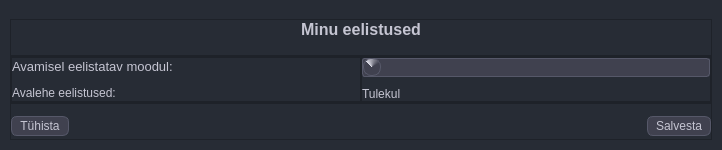
The window that mailabl-qgis/config/confWidgets/UserSetup.ui (TuloliKalver/mailabl-qgis) describes before a commit, drawn with Qt 5.
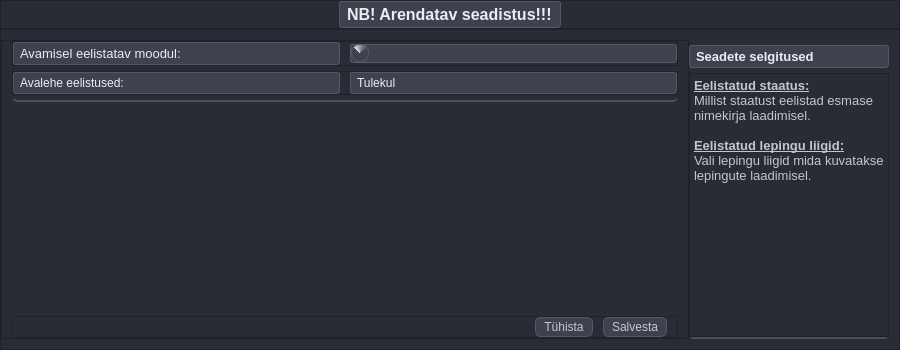
The same window after the commit. Icons and pictures are not drawn.

Commit message: User settings standardised - button not connected

The edit to the form file:
```diff
--- a/mailabl-qgis/config/confWidgets/UserSetup.ui
+++ b/mailabl-qgis/config/confWidgets/UserSetup.ui
@@ -1,13 +1,13 @@
 <?xml version="1.0" encoding="UTF-8"?>
 <ui version="4.0">
- <class>Dialog</class>
- <widget class="QDialog" name="Dialog">
+ <class>UserSettings</class>
+ <widget class="QDialog" name="UserSettings">
   <property name="geometry">
    <rect>
     <x>0</x>
     <y>0</y>
-    <width>722</width>
-    <height>150</height>
+    <width>900</width>
+    <height>350</height>
    </rect>
   </property>
   <property name="sizePolicy">
@@ -16,26 +16,33 @@
     <verstretch>0</verstretch>
    </sizepolicy>
   </property>
+  <property name="minimumSize">
+   <size>
+    <width>900</width>
+    <height>350</height>
+   </size>
+  </property>
+  <property name="maximumSize">
+   <size>
+    <width>900</width>
+    <height>350</height>
+   </size>
+  </property>
   <property name="windowTitle">
    <string>Kasutaja eelistused</string>
   </property>
   <property name="styleSheet">
-   <string notr="true">/*üleüldine taust ja toonid*/
-/*--gray-0: #fff;
-    --gray-50: #f7f7f8;
-    --gray-100: #ececf1;
-    --gray-200: #d9d9e3;
-    --gray-300: #c5c5d2;
-    --gray-400: #acacbe;
-    --gray-500: #8e8ea0;
-    --gray-600: #565869;
-    --gray-700: #40414f;
-    --gray-800: #343541;
-    --gray-900: #202123;
-    --gray-950: #050509;
-*/
+   <string notr="true">
 
-/*style the combobox itself*/
+#fHelpMenu, 
+#fSettingsPreferrences
+{
+   border: 2px solid #4d4d5b;    /*Same border style as QLineEdit */
+    border-radius: 5px;
+	border-top: none;
+    border-left: none;
+    border-right: none;
+}
 
 
 QWidget{
@@ -98,23 +105,52 @@
 	
 }
 
+QLabel {
+    background-color: #40414f;
+    color: #ececf1;
+    border: 1px solid #565869;
+    border-radius: 3px;
+    padding: 3px;
+}
+
+QLineEdit {
+    background-color: #35363f;  /* Lighter background color */
+    color: #ececf1;
+    /*border: 1px solid #4d4d5b;  Thinner border with a different color */
+    border-radius: 5px;
+    padding: 4px;
+}
+
+QLineEdit:hover {
+    background-color: #3d3e47;  /* Slightly darker background color on hover */
+}
+
+/* Remove top and side borders */
+QLineEdit {
+    border-top: none;
+    border-left: none;
+    border-right: none;
+}
+
+
+
 </string>
   </property>
-  <layout class="QVBoxLayout" name="verticalLayout_2">
+  <layout class="QVBoxLayout" name="verticalLayout_4">
    <property name="spacing">
     <number>0</number>
    </property>
    <property name="leftMargin">
-    <number>10</number>
+    <number>0</number>
    </property>
    <property name="topMargin">
-    <number>19</number>
+    <number>0</number>
    </property>
    <property name="rightMargin">
-    <number>10</number>
+    <number>0</number>
    </property>
    <property name="bottomMargin">
-    <number>10</number>
+    <number>0</number>
    </property>
    <item>
     <widget class="QFrame" name="f_Label">
@@ -151,7 +187,7 @@
          </font>
         </property>
         <property name="text">
-         <string>Minu eelistused</string>
+         <string>NB! Arendatav seadistus!!!</string>
         </property>
        </widget>
       </item>
@@ -159,14 +195,20 @@
     </widget>
    </item>
    <item>
-    <widget class="QFrame" name="f_Main">
+    <widget class="QFrame" name="fContent">
+     <property name="minimumSize">
+      <size>
+       <width>0</width>
+       <height>100</height>
+      </size>
+     </property>
      <property name="frameShape">
       <enum>QFrame::StyledPanel</enum>
      </property>
      <property name="frameShadow">
       <enum>QFrame::Raised</enum>
      </property>
-     <layout class="QHBoxLayout" name="horizontalLayout_2">
+     <layout class="QHBoxLayout" name="horizontalLayout_6">
       <property name="spacing">
        <number>0</number>
       </property>
@@ -174,24 +216,75 @@
        <number>0</number>
       </property>
       <property name="topMargin">
-       <number>0</number>
+       <number>10</number>
       </property>
       <property name="rightMargin">
+       <number>10</number>
+      </property>
+      <property name="bottomMargin">
+       <number>10</number>
+      </property>
+      <item>
+       <widget class="QFrame" name="fSettingsMain">
+        <property name="frameShape">
+         <enum>QFrame::StyledPanel</enum>
+        </property>
+        <property name="frameShadow">
+         <enum>QFrame::Raised</enum>
+        </property>
+        <layout class="QVBoxLayout" name="verticalLayout_2">
+         <property name="spacing">
+          <number>10</number>
+         </property>
+         <property name="leftMargin">
+          <number>10</number>
+         </property>
+         <property name="topMargin">
        <number>0</number>
       </property>
+         <property name="rightMargin">
+          <number>10</number>
+         </property>
       <property name="bottomMargin">
        <number>0</number>
       </property>
       <item>
-       <widget class="QFrame" name="SubFrame_labels">
+          <widget class="QFrame" name="fSettingsPreferrences">
+           <property name="styleSheet">
+            <string notr="true"/>
+           </property>
         <property name="frameShape">
          <enum>QFrame::StyledPanel</enum>
         </property>
         <property name="frameShadow">
          <enum>QFrame::Raised</enum>
         </property>
-        <layout class="QVBoxLayout" name="verticalLayout_47">
+           <layout class="QVBoxLayout" name="verticalLayout_3">
          <property name="spacing">
+             <number>5</number>
+            </property>
+            <property name="leftMargin">
+             <number>0</number>
+            </property>
+            <property name="topMargin">
+             <number>0</number>
+            </property>
+            <property name="rightMargin">
+             <number>0</number>
+            </property>
+            <property name="bottomMargin">
+             <number>5</number>
+            </property>
+            <item>
+             <widget class="QFrame" name="f_Main_5">
+              <property name="frameShape">
+               <enum>QFrame::StyledPanel</enum>
+              </property>
+              <property name="frameShadow">
+               <enum>QFrame::Raised</enum>
+              </property>
+              <layout class="QHBoxLayout" name="horizontalLayout_5">
+               <property name="spacing">
           <number>10</number>
          </property>
          <property name="leftMargin">
@@ -207,7 +300,7 @@
           <number>0</number>
          </property>
          <item>
-          <widget class="QLabel" name="lblCurrect_Cadastral">
+                <widget class="QLabel" name="lblCurrect_Cadastral_2">
            <property name="font">
             <font>
              <family>Tahoma</family>
@@ -220,41 +313,7 @@
           </widget>
          </item>
          <item>
-          <widget class="QLabel" name="label">
-           <property name="text">
-            <string>Avalehe eelistused:</string>
-           </property>
-          </widget>
-         </item>
-        </layout>
-       </widget>
-      </item>
-      <item>
-       <widget class="QFrame" name="subFrame_comboBoxes">
-        <property name="frameShape">
-         <enum>QFrame::StyledPanel</enum>
-        </property>
-        <property name="frameShadow">
-         <enum>QFrame::Raised</enum>
-        </property>
-        <layout class="QVBoxLayout" name="verticalLayout_48">
-         <property name="spacing">
-          <number>10</number>
-         </property>
-         <property name="leftMargin">
-          <number>0</number>
-         </property>
-         <property name="topMargin">
-          <number>0</number>
-         </property>
-         <property name="rightMargin">
-          <number>0</number>
-         </property>
-         <property name="bottomMargin">
-          <number>0</number>
-         </property>
-         <item>
-          <widget class="QComboBox" name="cmbUserLayers">
+                <widget class="QComboBox" name="cmbUserLayers_2">
            <property name="baseSize">
             <size>
              <width>0</width>
@@ -297,8 +356,42 @@
            </item>
           </widget>
          </item>
+              </layout>
+             </widget>
+            </item>
          <item>
-          <widget class="QLabel" name="label_2">
+             <widget class="QFrame" name="f_Main_4">
+              <property name="frameShape">
+               <enum>QFrame::StyledPanel</enum>
+              </property>
+              <property name="frameShadow">
+               <enum>QFrame::Raised</enum>
+              </property>
+              <layout class="QHBoxLayout" name="horizontalLayout_4">
+               <property name="spacing">
+                <number>10</number>
+               </property>
+               <property name="leftMargin">
+                <number>0</number>
+               </property>
+               <property name="topMargin">
+                <number>0</number>
+               </property>
+               <property name="rightMargin">
+                <number>0</number>
+               </property>
+               <property name="bottomMargin">
+                <number>0</number>
+               </property>
+               <item>
+                <widget class="QLabel" name="label_5">
+                 <property name="text">
+                  <string>Avalehe eelistused:</string>
+                 </property>
+                </widget>
+               </item>
+               <item>
+                <widget class="QLabel" name="label_4">
            <property name="text">
             <string>Tulekul</string>
            </property>
@@ -310,6 +403,19 @@
      </layout>
     </widget>
    </item>
+         <item>
+          <spacer name="verticalSpacer_2">
+           <property name="orientation">
+            <enum>Qt::Vertical</enum>
+           </property>
+           <property name="sizeHint" stdset="0">
+            <size>
+             <width>20</width>
+             <height>40</height>
+            </size>
+           </property>
+          </spacer>
+         </item>
    <item>
     <widget class="QFrame" name="f_Buttons">
      <property name="frameShape">
@@ -320,37 +426,20 @@
      </property>
      <layout class="QHBoxLayout" name="horizontalLayout">
       <property name="spacing">
-       <number>0</number>
+             <number>10</number>
       </property>
       <property name="leftMargin">
        <number>0</number>
       </property>
       <property name="topMargin">
-       <number>10</number>
+             <number>0</number>
       </property>
       <property name="rightMargin">
-       <number>0</number>
+             <number>10</number>
       </property>
       <property name="bottomMargin">
        <number>0</number>
       </property>
-      <item>
-       <widget class="QPushButton" name="pbDel_Project_Settings">
-        <property name="text">
-         <string>Tühista</string>
-        </property>
-        <property name="icon">
-         <iconset>
-          <normaloff>../../icons/Icons_hele/x-square.svg</normaloff>../../icons/Icons_hele/x-square.svg</iconset>
-        </property>
-        <property name="iconSize">
-         <size>
-          <width>16</width>
-          <height>16</height>
-         </size>
-        </property>
-       </widget>
-      </item>
       <item>
        <spacer name="horizontalSpacer">
         <property name="orientation">
@@ -364,6 +453,23 @@
         </property>
        </spacer>
       </item>
+            <item>
+             <widget class="QPushButton" name="pbDel_Project_Settings">
+              <property name="text">
+               <string>Tühista</string>
+              </property>
+              <property name="icon">
+               <iconset>
+                <normaloff>../../icons/Icons_hele/x-circle.svg</normaloff>../../icons/Icons_hele/x-circle.svg</iconset>
+              </property>
+              <property name="iconSize">
+               <size>
+                <width>16</width>
+                <height>16</height>
+               </size>
+              </property>
+             </widget>
+            </item>
       <item>
        <widget class="QPushButton" name="pbSave_Projects_Settings">
         <property name="font">
@@ -380,10 +486,90 @@
         </property>
         <property name="iconSize">
          <size>
-          <width>18</width>
-          <height>18</height>
-         </size>
-        </property>
+                <width>16</width>
+                <height>16</height>
+               </size>
+              </property>
+             </widget>
+            </item>
+           </layout>
+          </widget>
+         </item>
+        </layout>
+       </widget>
+      </item>
+      <item>
+       <widget class="QFrame" name="fHelpMenu">
+        <property name="minimumSize">
+         <size>
+          <width>200</width>
+          <height>0</height>
+         </size>
+        </property>
+        <property name="maximumSize">
+         <size>
+          <width>200</width>
+          <height>16777215</height>
+         </size>
+        </property>
+        <property name="styleSheet">
+         <string notr="true"/>
+        </property>
+        <property name="frameShape">
+         <enum>QFrame::StyledPanel</enum>
+        </property>
+        <property name="frameShadow">
+         <enum>QFrame::Raised</enum>
+        </property>
+        <layout class="QVBoxLayout" name="verticalLayout_10">
+         <property name="spacing">
+          <number>5</number>
+         </property>
+         <property name="leftMargin">
+          <number>0</number>
+         </property>
+         <property name="topMargin">
+          <number>5</number>
+         </property>
+         <property name="rightMargin">
+          <number>0</number>
+         </property>
+         <property name="bottomMargin">
+          <number>0</number>
+         </property>
+         <item>
+          <widget class="QLabel" name="label_3">
+           <property name="font">
+            <font>
+             <pointsize>10</pointsize>
+             <weight>75</weight>
+             <bold>true</bold>
+            </font>
+           </property>
+           <property name="text">
+            <string>Seadete selgitused</string>
+           </property>
+          </widget>
+         </item>
+         <item>
+          <widget class="QTextEdit" name="textEdit">
+           <property name="font">
+            <font>
+             <pointsize>10</pointsize>
+            </font>
+           </property>
+           <property name="html">
+            <string>&lt;!DOCTYPE HTML PUBLIC &quot;-//W3C//DTD HTML 4.0//EN&quot; &quot;http://www.w3.org/TR/REC-html40/strict.dtd&quot;&gt;
+&lt;html&gt;&lt;head&gt;&lt;meta name=&quot;qrichtext&quot; content=&quot;1&quot; /&gt;&lt;style type=&quot;text/css&quot;&gt;
+p, li { white-space: pre-wrap; }
+&lt;/style&gt;&lt;/head&gt;&lt;body style=&quot; font-family:'MS Shell Dlg 2'; font-size:10pt; font-weight:400; font-style:normal;&quot;&gt;
+&lt;p style=&quot; margin-top:0px; margin-bottom:0px; margin-left:0px; margin-right:0px; -qt-block-indent:0; text-indent:0px;&quot;&gt;&lt;span style=&quot; font-weight:600; text-decoration: underline;&quot;&gt;Eelistatud staatus:&lt;/span&gt;&lt;br /&gt;Millist staatust eelistad esmase nimekirja laadimisel.&lt;/p&gt;
+&lt;p style=&quot;-qt-paragraph-type:empty; margin-top:0px; margin-bottom:0px; margin-left:0px; margin-right:0px; -qt-block-indent:0; text-indent:0px;&quot;&gt;&lt;br /&gt;&lt;/p&gt;
+&lt;p style=&quot; margin-top:0px; margin-bottom:0px; margin-left:0px; margin-right:0px; -qt-block-indent:0; text-indent:0px;&quot;&gt;&lt;span style=&quot; font-weight:600; text-decoration: underline;&quot;&gt;Eelistatud lepingu liigid:&lt;/span&gt;&lt;br /&gt;Vali lepingu liigid mida kuvatakse lepingute laadimisel.&lt;/p&gt;&lt;/body&gt;&lt;/html&gt;</string>
+           </property>
+          </widget>
+         </item>
+        </layout>
        </widget>
       </item>
      </layout>
```
Lines whose indentation alone changed are shown as unchanged. The commit also changes 3 other files.
